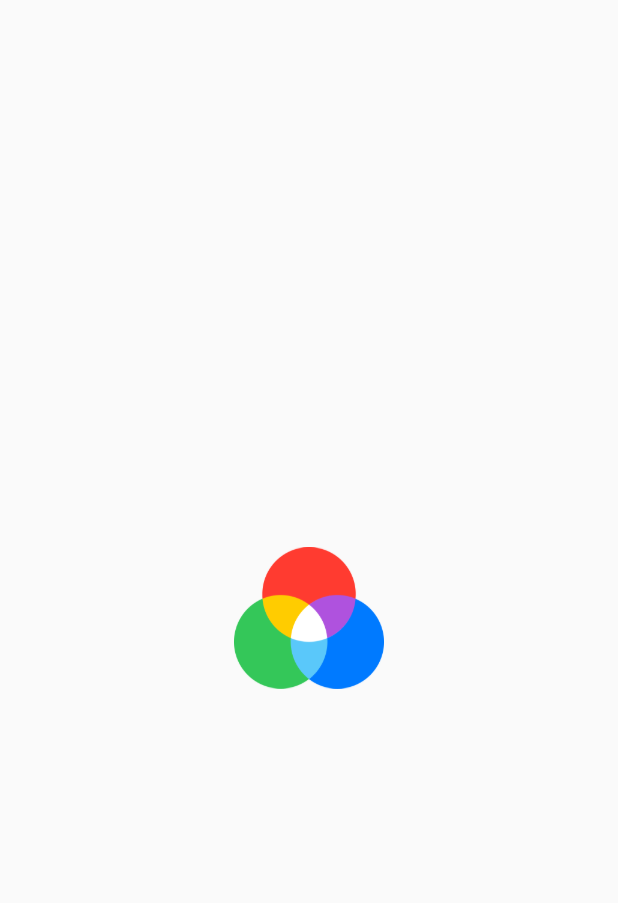
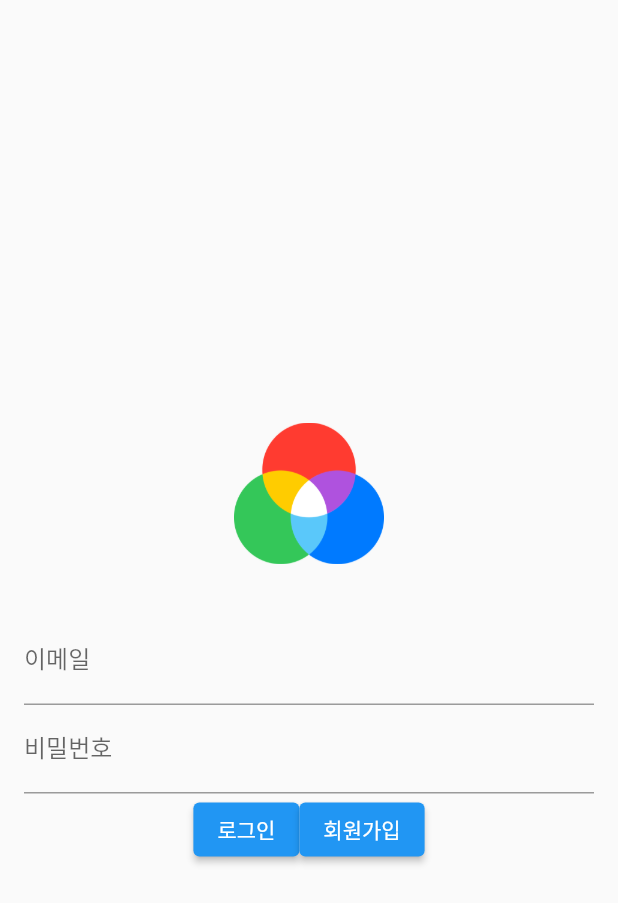
Before and after one commit to SeokJingu/project, a Flutter app: the loginpage screen opened directly, on a phone screen of 412 x 824 dp. Shown: the top 903 px of the screen. Run offline on Flutter 3.47's test engine with Material 2 defaults, Android fonts, the phone set to English and light mode, and no system bars.

Commit message:
loginpage add

```diff
--- a/lib/login_page.dart
+++ b/lib/login_page.dart
@@ -15,11 +15,46 @@ class _loginpageState extends State<loginpage> {
   Widget build(BuildContext context) {
     return Scaffold(
       body: Center(
-        child: Column(
-          mainAxisAlignment: MainAxisAlignment.center,
-          children: <Widget>[
-            Image.asset('image/logo.png', width: 100, height: 100),
-          ],
+        child: Padding(
+          padding: const EdgeInsets.all(16),
+          child: Column(
+            mainAxisAlignment: MainAxisAlignment.center,
+            crossAxisAlignment: CrossAxisAlignment.center,
+            children: [
+              Padding(
+                padding: const EdgeInsets.all(32),
+                child: Image.asset('image/logo.png', width: 100, height: 100),
+              ),
+              const TextField(
+                decoration: InputDecoration(
+                  labelText: "이메일",
+                ),
+              ),
+              const TextField(
+                obscureText: true,
+                decoration: InputDecoration(
+                  labelText: "비밀번호",
+                ),
+              ),
+              Container(
+                width: double.infinity,
+                //margin: EdgeInsets.only(top: 24),
+                child: Row(
+                    mainAxisAlignment: MainAxisAlignment.center,
+                    crossAxisAlignment: CrossAxisAlignment.center,
+                    children: [
+                      ElevatedButton(
+                        onPressed: () {},
+                        child: Text("로그인"),
+                      ),
+                      ElevatedButton(
+                        onPressed: () {},
+                        child: Text("회원가입"),
+                      ),
+                    ]),
+              )
+            ],
+          ),
         ),
       ),
     );
```
